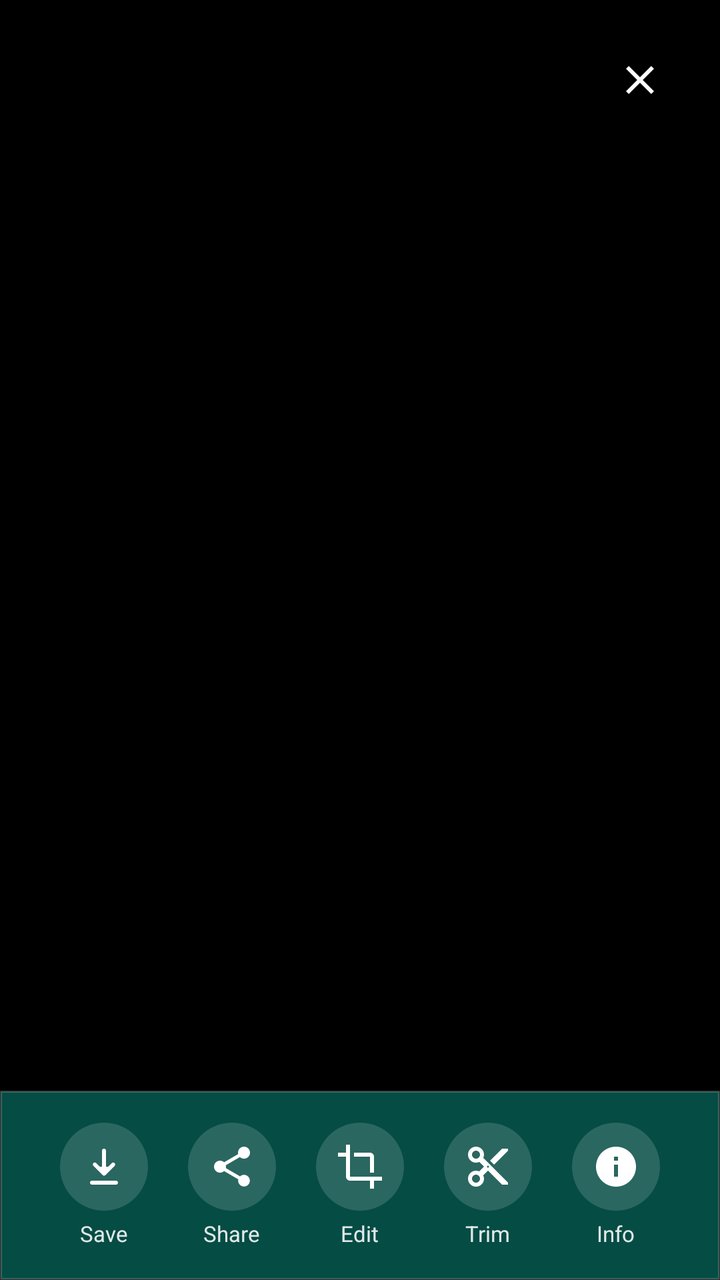
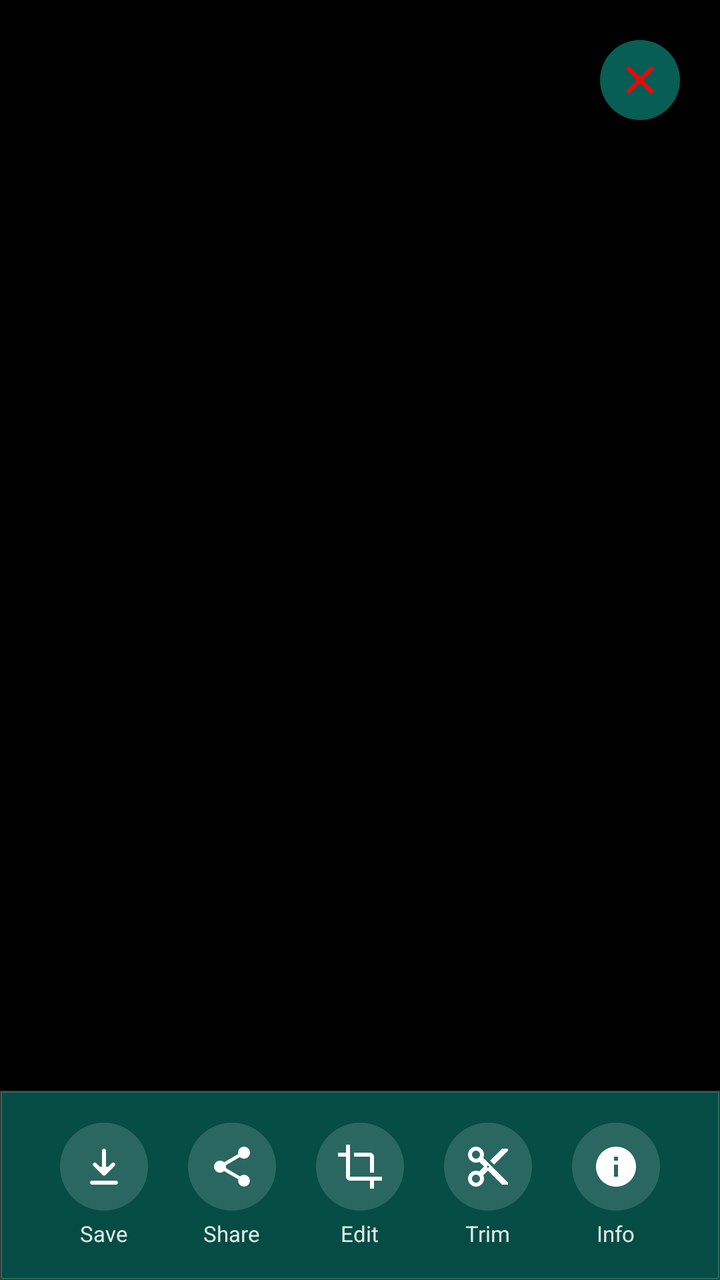

Before-and-after screenshots of an Android layout around one commit, followed by the original layout XML and the change that was made.
<!-- AndroidManifest.xml: application theme Theme.WhatsDownloadPlus -->
<!-- res/layout/image_video_preview_activity.xml -->
<?xml version="1.0" encoding="utf-8"?>
<androidx.constraintlayout.widget.ConstraintLayout
    xmlns:android="http://schemas.android.com/apk/res/android"
    xmlns:app="http://schemas.android.com/apk/res-auto"
    android:id="@+id/previewRoot"
    android:layout_width="match_parent"
    android:layout_height="match_parent"
    android:background="#000">

    <ImageView
        android:id="@+id/imagePreview"
        android:layout_width="0dp"
        android:layout_height="0dp"
        android:scaleType="fitCenter"
        android:visibility="gone"
        app:layout_constraintTop_toTopOf="parent"
        app:layout_constraintBottom_toTopOf="@+id/actionLayout"
        app:layout_constraintStart_toStartOf="parent"
        app:layout_constraintEnd_toEndOf="parent"/>

    <androidx.media3.ui.PlayerView
        android:id="@+id/playerView"
        android:layout_width="0dp"
        android:layout_height="0dp"
        android:visibility="gone"
        app:use_controller="false"
        app:surface_type="surface_view"
        app:layout_constraintTop_toTopOf="parent"
        app:layout_constraintBottom_toTopOf="@+id/actionLayout"
        app:layout_constraintStart_toStartOf="parent"
        app:layout_constraintEnd_toEndOf="parent" />

    <ImageView
        android:id="@+id/playOverlay"
        android:layout_width="72dp"
        android:layout_height="72dp"
        android:visibility="gone"
        android:src="@drawable/ic_play_circle"
        android:background="@drawable/circle_bg_black_50"
        android:padding="16dp"
        app:layout_constraintTop_toTopOf="parent"
        app:layout_constraintBottom_toTopOf="@+id/actionLayout"
        app:layout_constraintStart_toStartOf="parent"
        app:layout_constraintEnd_toEndOf="parent"
        app:tint="#FFFFFF"/>

    <com.google.android.material.button.MaterialButton
        android:id="@+id/btnClosePreview"
        style="@style/Widget.Material3.Button.IconButton"
        android:layout_width="48dp"
        android:layout_height="48dp"
        android:layout_margin="16dp"
        android:padding="8dp"
        app:backgroundTint="#80000000"
        app:icon="@drawable/ic_close"
        app:iconSize="24dp"
        app:iconTint="@color/white"
        app:shapeAppearanceOverlay="@style/ShapeAppearance.Material3.Corner.Full"
        app:layout_constraintEnd_toEndOf="parent"
        app:layout_constraintTop_toTopOf="parent"
        android:contentDescription="Close" />
    <androidx.constraintlayout.widget.ConstraintLayout
        android:id="@+id/actionLayout"
        android:layout_width="match_parent"
        android:layout_height="wrap_content"
        android:background="@drawable/card_bg_preview_square"
        android:paddingVertical="16dp"
        android:paddingHorizontal="8dp"
        app:layout_constraintBottom_toBottomOf="parent">

        <androidx.constraintlayout.helper.widget.Flow
            android:layout_width="0dp"
            android:layout_height="wrap_content"
            app:constraint_referenced_ids="cardSave,cardShare,cardCrop,cardTrim,cardInfo"
            app:flow_horizontalStyle="packed"
            app:flow_horizontalGap="20dp"
            app:flow_wrapMode="none"
            app:layout_constraintEnd_toEndOf="parent"
            app:layout_constraintStart_toStartOf="parent"
            app:layout_constraintTop_toTopOf="parent"
            app:layout_constraintBottom_toBottomOf="parent" />

        <LinearLayout
            android:id="@+id/cardSave"
            android:layout_width="wrap_content"
            android:layout_height="wrap_content"
            android:orientation="vertical"
            android:gravity="center"
            android:background="?attr/selectableItemBackgroundBorderless">
            <ImageView
                android:id="@+id/btnSave"
                android:layout_width="44dp"
                android:layout_height="44dp"
                android:padding="10dp"
                android:background="@drawable/bg_action_circle"
                android:src="@drawable/ic_download"
                app:tint="#FFFFFF" />
            <TextView
                android:id="@+id/tvSave"
                android:layout_width="wrap_content"
                android:layout_height="wrap_content"
                android:layout_marginTop="4dp"
                android:text="Save"
                android:textColor="#E0FFFFFF"
                android:textSize="11sp"/>
        </LinearLayout>

        <LinearLayout
            android:id="@+id/cardShare"
            android:layout_width="wrap_content"
            android:layout_height="wrap_content"
            android:orientation="vertical"
            android:gravity="center"
            android:background="?attr/selectableItemBackgroundBorderless">
            <ImageView
                android:id="@+id/btnShare"
                android:layout_width="44dp"
                android:layout_height="44dp"
                android:padding="10dp"
                android:background="@drawable/bg_action_circle"
                android:src="@drawable/ic_share_white"
                app:tint="#FFFFFF" />
            <TextView
                android:layout_width="wrap_content"
                android:layout_height="wrap_content"
                android:layout_marginTop="4dp"
                android:text="Share"
                android:textColor="#E0FFFFFF"
                android:textSize="11sp"/>
        </LinearLayout>

        <LinearLayout
            android:id="@+id/cardCrop"
            android:layout_width="wrap_content"
            android:layout_height="wrap_content"
            android:orientation="vertical"
            android:gravity="center"
            android:background="?attr/selectableItemBackgroundBorderless">
            <ImageView
                android:id="@+id/btnCrop"
                android:layout_width="44dp"
                android:layout_height="44dp"
                android:padding="10dp"
                android:background="@drawable/bg_action_circle"
                android:src="@drawable/ic_crop_white"
                app:tint="#FFFFFF" />
            <TextView
                android:layout_width="wrap_content"
                android:layout_height="wrap_content"
                android:layout_marginTop="4dp"
                android:text="Edit"
                android:textColor="#E0FFFFFF"
                android:textSize="11sp"/>
        </LinearLayout>

        <LinearLayout
            android:id="@+id/cardTrim"
            android:layout_width="wrap_content"
            android:layout_height="wrap_content"
            android:orientation="vertical"
            android:gravity="center"
            android:background="?attr/selectableItemBackgroundBorderless">
            <ImageView
                android:id="@+id/btnTrim"
                android:layout_width="44dp"
                android:layout_height="44dp"
                android:padding="10dp"
                android:background="@drawable/bg_action_circle"
                android:src="@drawable/ic_content_cut"
                app:tint="#FFFFFF" />
            <TextView
                android:layout_width="wrap_content"
                android:layout_height="wrap_content"
                android:layout_marginTop="4dp"
                android:text="Trim"
                android:textColor="#E0FFFFFF"
                android:textSize="11sp"/>
        </LinearLayout>

        <LinearLayout
            android:id="@+id/cardInfo"
            android:layout_width="wrap_content"
            android:layout_height="wrap_content"
            android:orientation="vertical"
            android:gravity="center"
            android:background="?attr/selectableItemBackgroundBorderless">
            <ImageView
                android:id="@+id/btnInfo"
                android:layout_width="44dp"
                android:layout_height="44dp"
                android:padding="10dp"
                android:background="@drawable/bg_action_circle"
                android:src="@drawable/ic_info_white"
                app:tint="#FFFFFF" />
            <TextView
                android:layout_width="wrap_content"
                android:layout_height="wrap_content"
                android:layout_marginTop="4dp"
                android:text="Info"
                android:textColor="#E0FFFFFF"
                android:textSize="11sp"/>
        </LinearLayout>

    </androidx.constraintlayout.widget.ConstraintLayout>
</androidx.constraintlayout.widget.ConstraintLayout>
<!-- resources referenced by this layout -->
<resources>
  <color name="white">#FFFFFFFF</color>
  <!-- drawable bg_action_circle (drawable) -->
  <?xml version="1.0" encoding="utf-8"?>
  <shape xmlns:android="http://schemas.android.com/apk/res/android"
      android:shape="oval">
      <solid android:color="#26FFFFFF" />
      <size android:width="48dp" android:height="48dp" />
  </shape>
  <!-- drawable card_bg_preview_square (drawable) -->
  <shape xmlns:android="http://schemas.android.com/apk/res/android"
      android:shape="rectangle">
  
      
      <solid android:color="#054C44"/> 
  
      
      <corners android:radius="0dp"/>
  
      
      <stroke
          android:width="1dp"
          android:color="#33FFFFFF"/>
  
      
      <padding
          android:left="8dp"
          android:top="8dp"
          android:right="8dp"
          android:bottom="8dp"/>
  </shape>
  <!-- drawable ic_close (drawable) -->
  <?xml version="1.0" encoding="utf-8"?>
  <vector xmlns:android="http://schemas.android.com/apk/res/android"
      android:width="24dp"
      android:height="24dp"
      android:viewportWidth="24"
      android:viewportHeight="24">
  
      <path
          android:fillColor="#FF0000"
          android:pathData="M19,6.41L17.59,5 12,10.59 6.41,5 5,6.41 10.59,12 5,17.59 6.41,19 12,13.41 17.59,19 19,17.59 13.41,12z"/>
  </vector>
  <!-- drawable ic_crop_white (drawable) -->
  <vector xmlns:android="http://schemas.android.com/apk/res/android"
      android:width="24dp"
      android:height="24dp"
      android:viewportWidth="24"
      android:viewportHeight="24">
  
      <path
          android:fillColor="#FFFFFF"
          android:pathData="M17,15h2V7c0,-1.1 -0.9,-2 -2,-2H9v2h8v8zM7,17V1H5v4H1v2h4v10c0,1.1 0.9,2 2,2h10v4h2v-4h4v-2H7z"/>
  
  </vector>
  <!-- drawable ic_info_white (drawable) -->
  <vector xmlns:android="http://schemas.android.com/apk/res/android"
      android:width="24dp" android:height="24dp"
      android:viewportWidth="24" android:viewportHeight="24">
      <path
          android:fillColor="#FFFFFF"
          android:pathData="M12,2C6.48,2,2,6.48,2,12s4.48,10,10,10 10-4.48,10-10S17.52,2,12,2z M13,17h-2v-6h2v6zm0-8h-2V7h2v2z"/>
  </vector>
  <!-- drawable ic_play_circle (drawable) -->
  <vector xmlns:android="http://schemas.android.com/apk/res/android"
      android:width="48dp"
      android:height="48dp"
      android:viewportWidth="24"
      android:viewportHeight="24">
      <path
          android:fillColor="#FFFFFF"
          android:pathData="M12,2A10,10 0 1,0 22,12A10,10 0 0,0 12,2M10,16.5V7.5L16,12L10,16.5Z" />
  </vector>
  <!-- drawable ic_share_white (drawable) -->
  <vector xmlns:android="http://schemas.android.com/apk/res/android"
      android:width="24dp"
      android:height="24dp"
      android:viewportWidth="24"
      android:viewportHeight="24">
  
      <path
          android:fillColor="#FFFFFF"
          android:pathData="M18,16.08c-0.76,0 -1.44,0.3 -1.96,0.77L8.91,12.7c0.05,-0.23 0.09,-0.46 0.09,-0.7s-0.03,-0.47 -0.09,-0.7l7.02,-4.11c0.54,0.5 1.25,0.81 2.07,0.81 1.66,0 3,-1.33 3,-3s-1.34,-3 -3,-3 -3,1.33 -3,3c0,0.24 0.03,0.47 0.09,0.7L8.04,9.81C7.5,9.31 6.79,9 6,9c-1.66,0 -3,1.33 -3,3s1.34,3 3,3c0.79,0 1.5,-0.31 2.04,-0.81l7.12,4.16c-0.05,0.21 -0.08,0.44 -0.08,0.65 0,1.61 1.31,2.92 2.92,2.92s2.92,-1.31 2.92,-2.92 -1.31,-2.92 -2.92,-2.92z"/>
  
  </vector>
  <color name="whatsapp_green">#075E54</color>
  <color name="whatsapp_dark_green">#054C44</color>
  <!-- unchanged entries left out for length: 4 -->
</resources>

<!-- the commit's change to res/layout/image_video_preview_activity.xml (unified diff, before → after) -->
@@ -51,10 +51,10 @@
         android:layout_height="48dp"
         android:layout_margin="16dp"
         android:padding="8dp"
-        app:backgroundTint="#80000000"
+        app:backgroundTint="@color/whatsapp_green"
         app:icon="@drawable/ic_close"
         app:iconSize="24dp"
-        app:iconTint="@color/white"
+        app:iconTint="@color/red"
         app:shapeAppearanceOverlay="@style/ShapeAppearance.Material3.Corner.Full"
         app:layout_constraintEnd_toEndOf="parent"
         app:layout_constraintTop_toTopOf="parent"
<!-- resource entries referenced after the edit -->
@@ -1,6 +1,6 @@
 <!-- resources referenced by this layout -->
 <resources>
-  <color name="white">#FFFFFFFF</color>
+  <color name="red">#FF0000</color>
   <!-- drawable bg_action_circle (drawable) -->
   <?xml version="1.0" encoding="utf-8"?>
   <shape xmlns:android="http://schemas.android.com/apk/res/android"
